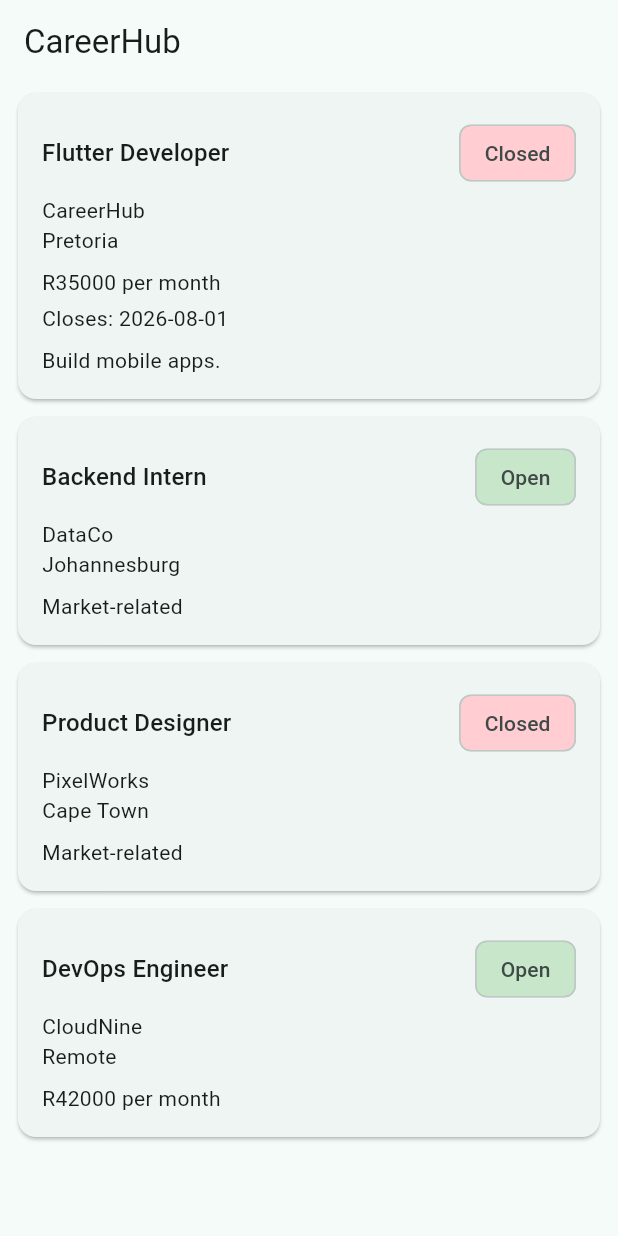
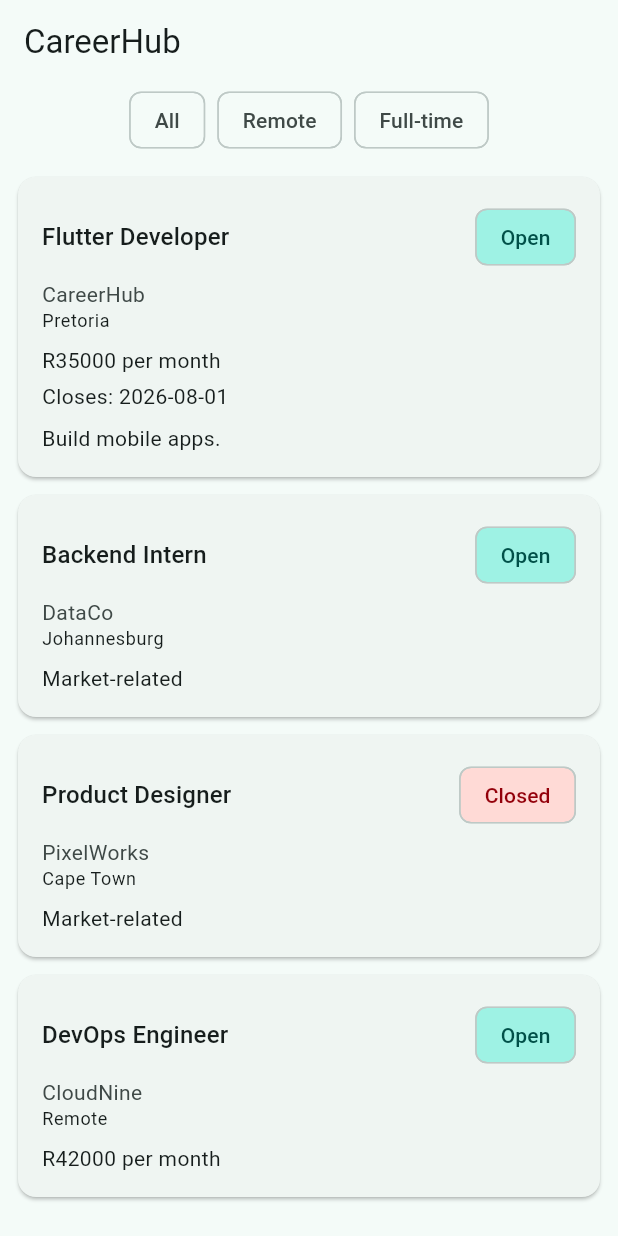
Before and after one commit to LikaHanekom/CareerhubApp, a Flutter app: the screen it shows after launch, on a phone screen of 412 x 824 dp. Run offline on Flutter 3.47's test engine with Material 3 defaults, Android fonts, the phone set to English and light mode, and no system bars.

Commit message:
Dark Mode implementation

```diff
--- a/lib/main.dart
+++ b/lib/main.dart
@@ -1,6 +1,5 @@
 import 'package:flutter/material.dart';
-import 'models/job.dart';
-import 'widgets/job_card.dart';
+import 'screens/home_screen.dart';
 
 void main() => runApp(const CareerHubApp());
 
@@ -15,53 +14,15 @@ class CareerHubApp extends StatelessWidget {
         colorScheme: ColorScheme.fromSeed(seedColor: Colors.teal),
         useMaterial3: true,
       ),
+      darkTheme: ThemeData(
+        colorScheme: ColorScheme.fromSeed(
+          seedColor: Colors.teal,
+          brightness: Brightness.dark,
+        ),
+        useMaterial3: true,
+      ),
+      themeMode: ThemeMode.system,
       home: const HomeScreen(),
     );
   }
 }
-
-class HomeScreen extends StatelessWidget {
-  const HomeScreen({super.key});
-
-  @override
-  Widget build(BuildContext context) {
-    final jobs = [
-      Job(
-        title: 'Flutter Developer',
-        company: 'CareerHub',
-        location: 'Pretoria',
-        salary: 35000,
-        employmentType: 'Full-time',
-        isOpen: false,
-        closingDate: DateTime(2026, 8, 1),
-        description: 'Build mobile apps.',
-      ),
-      Job(
-        title: 'Backend Intern',
-        company: 'DataCo',
-        location: 'Johannesburg',
-        employmentType: 'Internship',
-        isOpen: true,
-      ),
-      Job.closed(
-        title: 'Product Designer',
-        company: 'PixelWorks',
-        location: 'Cape Town',
-        employmentType: 'Full-time',
-      ),
-      Job.remote(
-        title: 'DevOps Engineer',
-        company: 'CloudNine',
-        employmentType: 'Contract',
-        salary: 42000,
-      ),
-    ];
-
-    return Scaffold(
-      appBar: AppBar(title: const Text('CareerHub')),
-      body: ListView(
-        children: jobs.map((job) => JobCard(job: job)).toList(),
-      ),
-    );
-  }
-}
--- /dev/null
+++ b/lib/screens/home_screen.dart
@@ -0,0 +1,79 @@
+import 'package:flutter/material.dart';
+import '../models/job.dart';
+import '../widgets/job_card.dart';
+
+class HomeScreen extends StatelessWidget {
+  const HomeScreen({super.key});
+
+  static final List<Job> _jobs = [
+    Job(
+      title: 'Flutter Developer',
+      company: 'CareerHub',
+      location: 'Pretoria',
+      salary: 35000,
+      employmentType: 'Full-time',
+      isOpen: true,
+      closingDate: DateTime(2026, 8, 1),
+      description: 'Build mobile apps.',
+    ),
+    Job(
+      title: 'Backend Intern',
+      company: 'DataCo',
+      location: 'Johannesburg',
+      employmentType: 'Internship',
+      isOpen: true,
+    ),
+    Job.closed(
+      title: 'Product Designer',
+      company: 'PixelWorks',
+      location: 'Cape Town',
+      employmentType: 'Full-time',
+    ),
+    Job.remote(
+      title: 'DevOps Engineer',
+      company: 'CloudNine',
+      employmentType: 'Contract',
+      salary: 42000,
+    ),
+  ];
+
+  @override
+  Widget build(BuildContext context) {
+    return Scaffold(
+      appBar: AppBar(title: const Text('CareerHub')),
+      body: Column(
+        children: [
+          // Filter chip row — fix for Question 1: SizedBox gives it bounded height
+          SizedBox(
+            height: 48,
+            child: SingleChildScrollView(
+              scrollDirection: Axis.horizontal,
+              padding: const EdgeInsets.symmetric(horizontal: 8),
+              child: Row(
+                children: const [
+                  Padding(
+                    padding: EdgeInsets.only(right: 8),
+                    child: Chip(label: Text('All')),
+                  ),
+                  Padding(
+                    padding: EdgeInsets.only(right: 8),
+                    child: Chip(label: Text('Remote')),
+                  ),
+                  Chip(label: Text('Full-time')),
+                ],
+              ),
+            ),
+          ),
+          // The Question 1 fix: Expanded gives ListView.builder a bounded height
+          Expanded(
+            child: ListView.builder(
+              padding: const EdgeInsets.symmetric(vertical: 8),
+              itemCount: _jobs.length,
+              itemBuilder: (context, index) => JobCard(job: _jobs[index]),
+            ),
+          ),
+        ],
+      ),
+    );
+  }
+}
--- a/lib/widgets/job_card.dart
+++ b/lib/widgets/job_card.dart
@@ -29,10 +29,12 @@ class JobCard extends StatelessWidget {
               ],
             ),
             const SizedBox(height: 4),
-            Text(job.company),
-            Text(job.location),
+            Text(job.company, style: Theme.of(context).textTheme.bodyMedium?.copyWith(
+              color: Theme.of(context).colorScheme.onSurfaceVariant,
+            )),
+            Text(job.location, style: Theme.of(context).textTheme.bodySmall),
             const SizedBox(height: 8),
-            Text(job.displaySalary),
+            Text(job.displaySalary, style: Theme.of(context).textTheme.bodyMedium),
             if (job.closingDate != null) ...[
               const SizedBox(height: 4),
               Text('Closes: ${job.closingDate!.toLocal().toString().split(' ').first}'),
--- a/lib/widgets/job_status_badge.dart
+++ b/lib/widgets/job_status_badge.dart
@@ -7,9 +7,17 @@ class JobStatusBadge extends StatelessWidget {
 
   @override
   Widget build(BuildContext context) {
+    final colorScheme = Theme.of(context).colorScheme;
     return Chip(
       label: Text(isOpen ? 'Open' : 'Closed'),
-      backgroundColor: isOpen ? Colors.green.shade100 : Colors.red.shade100,
+      backgroundColor: isOpen
+          ? colorScheme.primaryContainer
+          : colorScheme.errorContainer,
+      labelStyle: TextStyle(
+        color: isOpen
+            ? colorScheme.onPrimaryContainer
+            : colorScheme.onErrorContainer,
+      ),
     );
   }
 }
```
